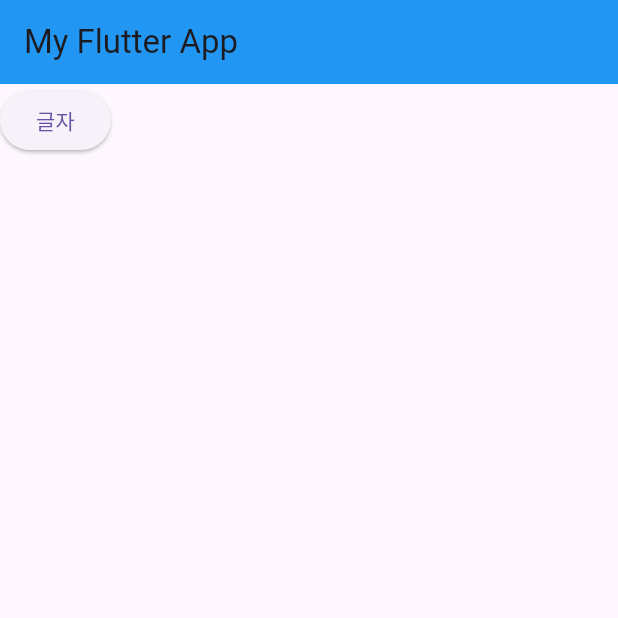
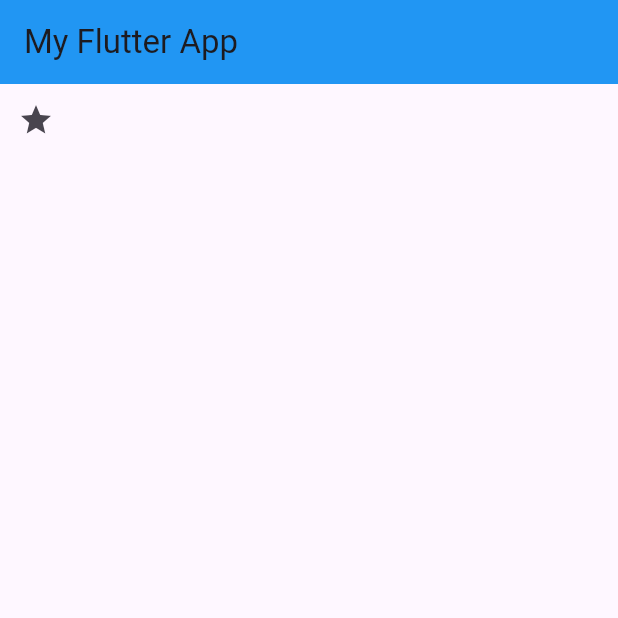
Before and after one commit to doriver/longTimeAgo, a Flutter app: the screen it shows after launch, on a phone screen of 412 x 824 dp, the top half of it. Run offline on Flutter 3.47's test engine with Material 3 defaults, Android fonts, the phone set to English and light mode, and no system bars.

Commit message:
아이콘 버튼 IconButton

```diff
--- a/lib/main.dart
+++ b/lib/main.dart
@@ -14,7 +14,7 @@ class MyApp extends StatelessWidget {
         appBar: AppBar( backgroundColor: Colors.blue, title: Text('My Flutter App') ),
         body: SizedBox(
           child:
-            ElevatedButton( onPressed: (){}, style: ButtonStyle(), child:Text('글자'))
+            IconButton( onPressed: (){}, style: ButtonStyle(), icon: Icon(Icons.star))
         )
       )
     );
```
